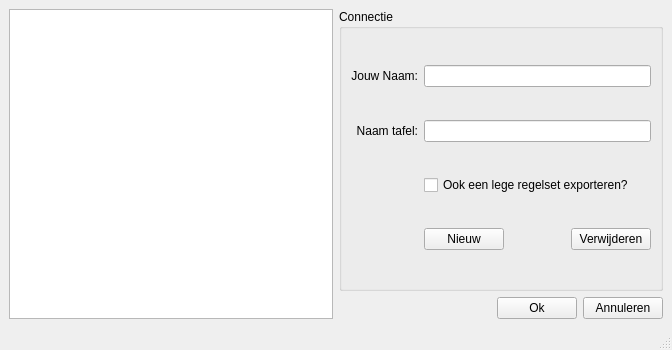
Qt form src/app/ruleCreator/settingsdialog.ui (Dtai/PokerbotClient) before a commit.
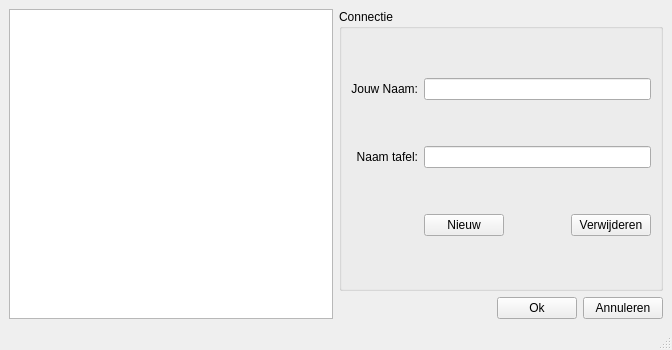
The same form after that commit.

Commit message: Removed an unused checkbox from the settings dialog. The settings dialog updates the message in the status bar if there is nothing to send.

```diff
--- a/src/app/ruleCreator/settingsdialog.ui
+++ b/src/app/ruleCreator/settingsdialog.ui
@@ -29,7 +29,7 @@
          <string>Connectie</string>
         </property>
         <layout class="QGridLayout" name="gridLayout">
-         <item row="5" column="1">
+         <item row="4" column="1">
           <layout class="QHBoxLayout" name="horizontalLayout_2">
            <item>
             <widget class="QPushButton" name="newButton">
@@ -60,13 +60,6 @@
            </item>
           </layout>
          </item>
-         <item row="4" column="1">
-          <widget class="QCheckBox" name="emptyRuleSetExporter">
-           <property name="text">
-            <string>Ook een lege regelset exporteren?</string>
-           </property>
-          </widget>
-         </item>
          <item row="1" column="1">
           <widget class="QLineEdit" name="playerName"/>
          </item>
```
Left out of the diff: 1 changed line with no effect on the pictures. The commit also changes 1 other file.
